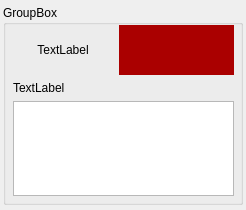
Above: src/ui/forms/detectionsensorform.ui from Ghettovich/bsf before the change. Below: the same form after it.
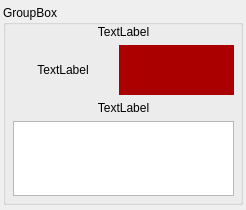
That is the form after the change.

Patch:
```diff
--- a/src/ui/forms/detectionsensorform.ui
+++ b/src/ui/forms/detectionsensorform.ui
@@ -47,7 +47,7 @@
      </rect>
     </property>
     <layout class="QFormLayout" name="formLayout">
-     <item row="0" column="0">
+     <item row="1" column="0">
       <widget class="QLabel" name="labelStatus">
        <property name="minimumSize">
         <size>
@@ -63,7 +63,7 @@
        </property>
       </widget>
      </item>
-     <item row="0" column="1">
+     <item row="1" column="1">
       <widget class="QLabel" name="labelColorStatus">
        <property name="minimumSize">
         <size>
@@ -82,16 +82,26 @@
        </property>
       </widget>
      </item>
-     <item row="2" column="0" colspan="2">
+     <item row="3" column="0" colspan="2">
       <widget class="QListView" name="listViewUsedInAction"/>
      </item>
-     <item row="1" column="0" colspan="2">
+     <item row="2" column="0" colspan="2">
       <widget class="QLabel" name="labelActionList">
        <property name="text">
         <string>TextLabel</string>
        </property>
        <property name="alignment">
-        <set>Qt::AlignLeading|Qt::AlignLeft|Qt::AlignVCenter</set>
+        <set>Qt::AlignCenter</set>
+       </property>
+      </widget>
+     </item>
+     <item row="0" column="0" colspan="2">
+      <widget class="QLabel" name="labelSensorDescription">
+       <property name="text">
+        <string>TextLabel</string>
+       </property>
+       <property name="alignment">
+        <set>Qt::AlignCenter</set>
        </property>
       </widget>
      </item>
```
